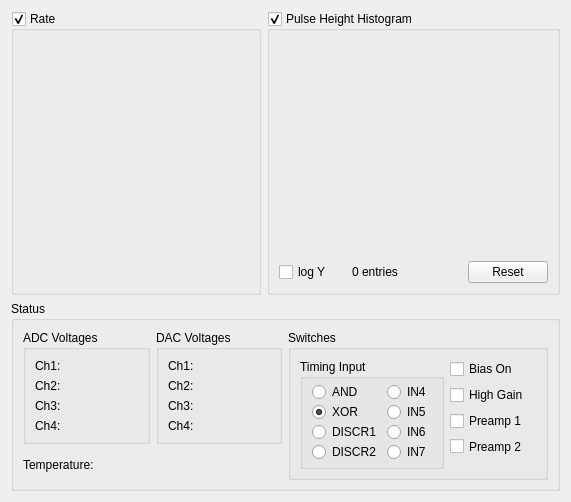
Old version of the form muondetector-gui-1.0.2/src/main/status.ui in the repository liukai-tech/muondetector.
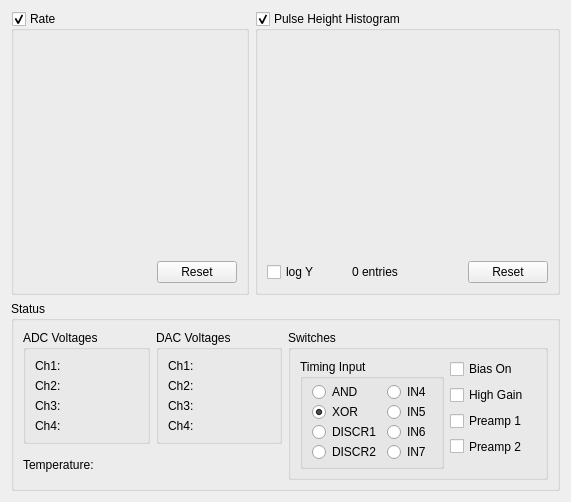
New version of the form. Custom widgets are drawn as their Qt base class.

Commit message:
added reset button for rate statistics. Optimized rate queuing
Also added gray-out of plots when disconnecting or deactivating them

The edit to the form file:
```diff
--- a/muondetector-gui-1.0.2/src/main/status.ui
+++ b/muondetector-gui-1.0.2/src/main/status.ui
@@ -18,10 +18,16 @@
     <layout class="QHBoxLayout" name="horizontalLayout_2">
      <item>
       <widget class="QGroupBox" name="ratePlotGroupBox">
+       <property name="sizePolicy">
+        <sizepolicy hsizetype="MinimumExpanding" vsizetype="Preferred">
+         <horstretch>0</horstretch>
+         <verstretch>0</verstretch>
+        </sizepolicy>
+       </property>
        <property name="minimumSize">
         <size>
-         <width>250</width>
-         <height>0</height>
+         <width>200</width>
+         <height>130</height>
         </size>
        </property>
        <property name="title">
@@ -31,14 +37,40 @@
         <bool>true</bool>
        </property>
        <layout class="QGridLayout" name="gridLayout_8">
-        <item row="0" column="0">
+        <item row="0" column="0" colspan="2">
          <widget class="PlotCustom" name="ratePlot" native="true"/>
         </item>
+        <item row="1" column="1">
+         <widget class="QPushButton" name="resetRatePushButton">
+          <property name="text">
+           <string>Reset</string>
+          </property>
+         </widget>
+        </item>
+        <item row="1" column="0">
+         <spacer name="horizontalSpacer_2">
+          <property name="orientation">
+           <enum>Qt::Horizontal</enum>
+          </property>
+          <property name="sizeHint" stdset="0">
+           <size>
+            <width>40</width>
+            <height>20</height>
+           </size>
+          </property>
+         </spacer>
+        </item>
        </layout>
       </widget>
      </item>
      <item>
       <widget class="QGroupBox" name="pulseHeightHistogramGroupBox">
+       <property name="sizePolicy">
+        <sizepolicy hsizetype="MinimumExpanding" vsizetype="Preferred">
+         <horstretch>0</horstretch>
+         <verstretch>0</verstretch>
+        </sizepolicy>
+       </property>
        <property name="minimumSize">
         <size>
          <width>200</width>
```
The commit also changes 13 other files.
